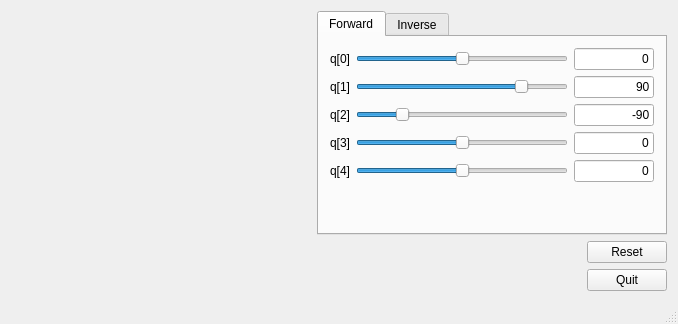
The window that PhantomX-Robot-Arm-Kit/mainwindow.ui (lego8421/PhantomX-Robot-Arm-Kit) describes before a commit, drawn with Qt 5.
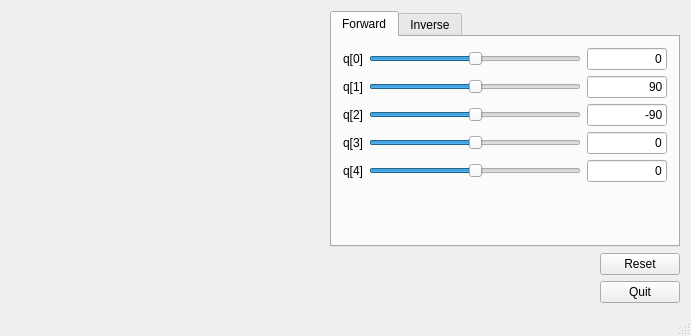
The same window after the commit. Icons and pictures are not drawn. Custom widgets are drawn as their Qt base class.

Commit message: fix joint angle range

Diff of the .ui file:
```diff
--- a/PhantomX-Robot-Arm-Kit/mainwindow.ui
+++ b/PhantomX-Robot-Arm-Kit/mainwindow.ui
@@ -6,8 +6,8 @@
    <rect>
     <x>0</x>
     <y>0</y>
-    <width>676</width>
-    <height>324</height>
+    <width>691</width>
+    <height>336</height>
    </rect>
   </property>
   <property name="sizePolicy">
@@ -182,10 +182,10 @@
                </size>
               </property>
               <property name="minimum">
-               <number>-150</number>
+               <number>-60</number>
               </property>
               <property name="maximum">
-               <number>150</number>
+               <number>240</number>
               </property>
               <property name="value">
                <number>90</number>
@@ -276,10 +276,10 @@
                </size>
               </property>
               <property name="minimum">
-               <number>-150</number>
+               <number>-240</number>
               </property>
               <property name="maximum">
-               <number>150</number>
+               <number>60</number>
               </property>
               <property name="value">
                <number>-90</number>
```
The commit also changes 1 other file.
